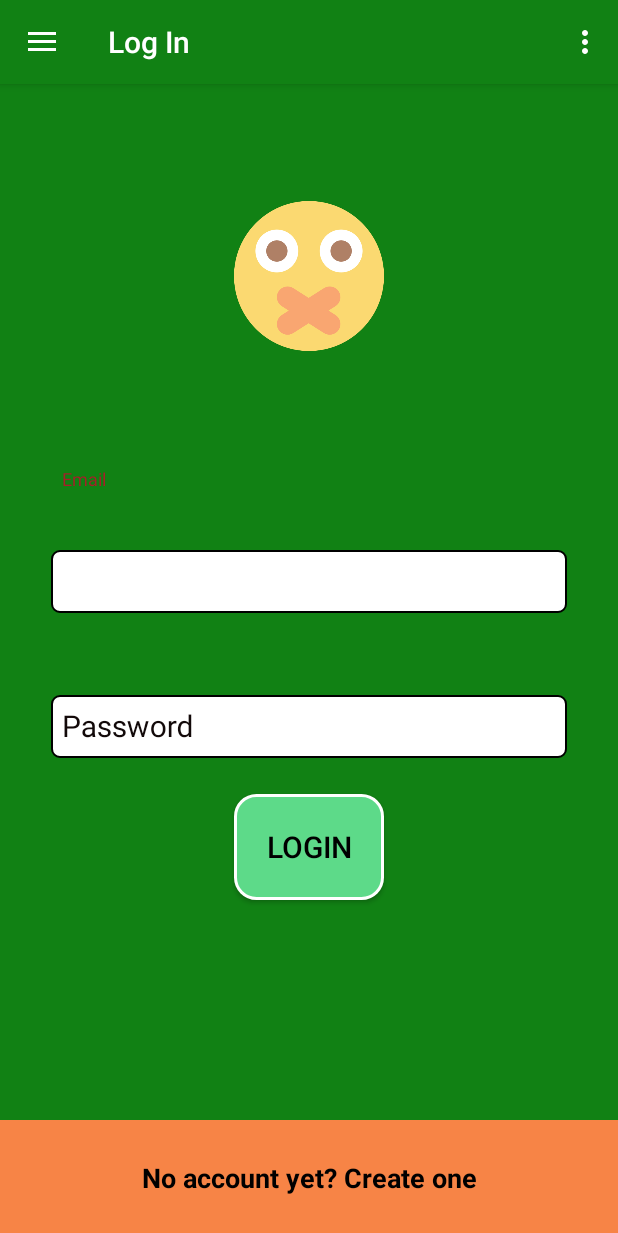
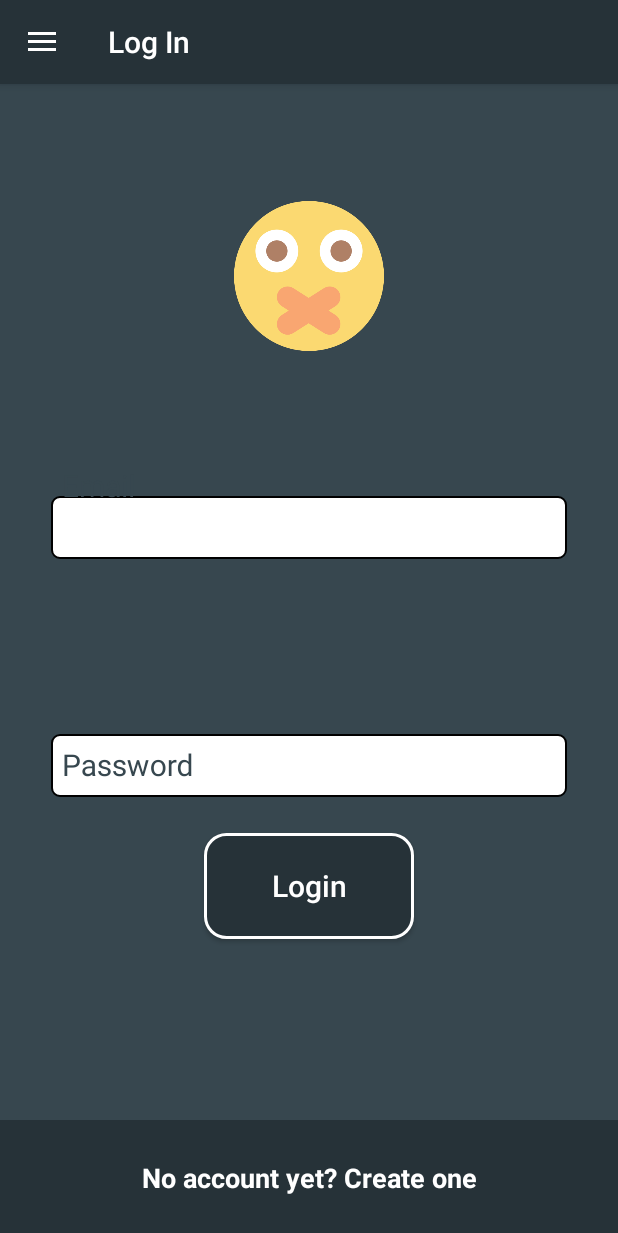
Before and after one commit to Shorif-Uddin-Al-Mahamud/AndroidSecretMessenger, an Android app: the screen it shows after launch (MainActivity), on a phone screen of 412 x 824 dp. Shown: the top 1233 px of the screen. Run offline under Robolectric (Android 15) with nearby library versions, the phone set to English and light mode, and no system bars; our stand-ins replace ButterKnife, Firebase (no records; nobody signed in at launch, a user with empty details on screens opened directly); pictures from the network do not load.

Commit message:
date : 12 July, 2018 time : 11.11 pm

```diff
--- a/app/src/main/res/drawable/btn_bg.xml
+++ b/app/src/main/res/drawable/btn_bg.xml
@@ -4,10 +4,10 @@
     <corners android:radius="14dp" />
     <gradient
         android:angle="45"
-        android:centerColor="#5dda89"
+        android:centerColor="#263238"
         android:centerX="35%"
-        android:endColor="#FF5DDA89"
-        android:startColor="#FF5DDA89"
+        android:endColor="#263238"
+        android:startColor="#263238"
         android:type="linear" />
     <padding
         android:bottom="0dp"
@@ -15,7 +15,7 @@
         android:right="0dp"
         android:top="0dp" />
     <size
-        android:width="100dp"
+        android:width="140dp"
         android:height="40dp" />
 
     <stroke
--- a/app/src/main/res/drawable/edit_text_bg_2.xml
+++ b/app/src/main/res/drawable/edit_text_bg_2.xml
@@ -3,7 +3,7 @@
 <shape xmlns:android="http://schemas.android.com/apk/res/android"
     android:padding="0dp"
     android:shape="rectangle">
-    <solid android:color="#b8ecf9" />
+    <solid android:color="#B0BEC5" />
 
 
     <corners
--- a/app/src/main/res/drawable/ic_send.xml
+++ b/app/src/main/res/drawable/ic_send.xml
@@ -4,6 +4,6 @@
         android:viewportWidth="24.0"
         android:viewportHeight="24.0">
     <path
-        android:fillColor="#df7751"
+        android:fillColor="#ffffff"
         android:pathData="M2.01,21L23,12 2.01,3 2,10l15,2 -15,2z"/>
 </vector>
--- a/app/src/main/res/layout/fragment_log_in.xml
+++ b/app/src/main/res/layout/fragment_log_in.xml
@@ -3,10 +3,9 @@
     xmlns:app="http://schemas.android.com/apk/res-auto"
     android:layout_width="match_parent"
     android:layout_height="match_parent"
-    android:background="@color/colorPrimary"
-    android:weightSum="10"
-    android:orientation="vertical">
-
+    android:background="#37474F"
+    android:orientation="vertical"
+    android:weightSum="10">
 
 
     <LinearLayout
@@ -41,13 +40,14 @@
         <android.support.design.widget.TextInputLayout
             android:layout_width="match_parent"
             android:layout_height="0dp"
-            android:layout_weight="1.5"
+            android:layout_weight="1.7"
             android:clipToPadding="false"
-            android:foregroundTint="#fff"
-            android:gravity="bottom"
-            android:scrollbarSize="60sp"
-            android:textColorHint="#120909"
-            app:counterTextAppearance="@dimen/fab_margin">
+            android:gravity="top"
+            android:minHeight="30dp"
+            android:scrollbarSize="100sp"
+            android:textColorHint="#37474F"
+            app:counterTextAppearance="@dimen/fab_margin"
+            app:hintTextAppearance="@style/TextLabel">
 
 
             <EditText
@@ -61,7 +61,7 @@
                 android:hint="Email"
                 android:inputType="textEmailAddress"
                 android:padding="7sp"
-                android:textColor="#000"
+                android:textColor="#263238"
                 android:textSize="20sp" />
 
 
@@ -71,13 +71,13 @@
         <android.support.design.widget.TextInputLayout
             android:layout_width="match_parent"
             android:layout_height="0dp"
-            android:layout_weight="1.5"
+            android:layout_weight="1.7"
             android:clipToPadding="false"
-            android:foregroundTint="#fff"
             android:gravity="bottom"
-            android:scrollbarSize="60sp"
-            android:textColorHint="#120909"
-            app:counterTextAppearance="@dimen/fab_margin">
+            android:scrollbarSize="100sp"
+            android:textColorHint="#37474F"
+            app:counterTextAppearance="@dimen/fab_margin"
+            app:hintTextAppearance="@style/TextLabel">
 
 
             <EditText
@@ -106,12 +106,12 @@
             android:layout_marginRight="20sp"
             android:layout_marginTop="24dp"
             android:layout_weight="1.1"
+            android:textAllCaps="false"
             android:background="@drawable/btn_bg"
             android:padding="1dp"
             android:text="Login"
-            android:textColor="#000"
+            android:textColor="#fff"
             android:textSize="20sp" />
-
 
 
     </LinearLayout>
@@ -120,8 +120,8 @@
     <LinearLayout
         android:layout_width="match_parent"
         android:layout_height="0dp"
-        android:background="#f78446"
-        android:layout_weight="1">
+        android:layout_weight="1"
+        android:background="#263238">
 
         <TextView
             android:id="@+id/link_signup"
@@ -129,7 +129,7 @@
             android:layout_height="match_parent"
             android:gravity="center"
             android:text="No account yet? Create one"
-            android:textColor="#000"
+            android:textColor="#fff"
             android:textSize="18sp"
             android:textStyle="bold" />
 
--- a/app/src/main/res/menu/activity_main_drawer.xml
+++ b/app/src/main/res/menu/activity_main_drawer.xml
@@ -4,22 +4,44 @@
     tools:showIn="navigation_view">
 
     <group android:checkableBehavior="single">
+
+
+        <item
+            android:id="@+id/nav_profile"
+            android:icon="@drawable/ic_menu_gallery"
+            android:title="Profile" />
+
         <item
             android:id="@+id/nav_chat_list"
             android:icon="@drawable/ic_format_list"
             android:title="Chat" />
-        <item
-            android:id="@+id/nav_profile"
-            android:icon="@drawable/ic_menu_gallery"
-            android:title="Profile" />
+
         <item
             android:id="@+id/nav_sign_in"
             android:icon="@drawable/ic_menu_slideshow"
             android:title="Sign in/Register" />
 
+
+        <item
+            android:id="@+id/nav_secretPass"
+            android:icon="@drawable/ic_menu_slideshow"
+            android:title="Secret Conversation" />
+
+        <item
+            android:id="@+id/nav_sign_out"
+            android:icon="@drawable/ic_menu_slideshow"
+            android:title="Log out" />
+
+
+        <item
+            android:id="@+id/nav_exit"
+            android:icon="@drawable/ic_menu_slideshow"
+            android:title="Exit" />
+
+
     </group>
 
-    <item android:title="Communicate">
+   <!-- <item android:title="Communicate">
         <menu>
             <item
                 android:id="@+id/nav_share"
@@ -30,6 +52,6 @@
                 android:icon="@drawable/ic_menu_send"
                 android:title="Send" />
         </menu>
-    </item>
+    </item>-->
 
 </menu>
--- a/app/src/main/res/values/colors.xml
+++ b/app/src/main/res/values/colors.xml
@@ -1,6 +1,6 @@
 <?xml version="1.0" encoding="utf-8"?>
 <resources>
-    <color name="colorPrimary">#118114</color>
-    <color name="colorPrimaryDark">#47A64A</color>
-    <color name="colorAccent">#a71e29</color>
+    <color name="colorPrimary">#263238</color>
+    <color name="colorPrimaryDark">#000000</color>
+    <color name="colorAccent">#118114</color>
 </resources>
--- a/app/src/main/res/values/styles.xml
+++ b/app/src/main/res/values/styles.xml
@@ -17,4 +17,8 @@
 
     <style name="AppTheme.PopupOverlay" parent="ThemeOverlay.AppCompat.Light" />
 
+    <style name="TextLabel">
+        <item name="android:textSize">20sp</item>
+    </style>
+
 </resources>
```
Also changed, not shown: app/src/main/java/com/example/my_pc/secretmessenger/activity/BaseActivity.java (+40 -1 lines), app/src/main/java/com/example/my_pc/secretmessenger/activity/ChatActivity.java (+48 -32 lines), app/src/main/java/com/example/my_pc/secretmessenger/activity/MainActivity.java (+13 -5 lines), app/src/main/java/com/example/my_pc/secretmessenger/utility/InternetChecker.java (deleted, +0 -29 lines), app/src/main/java/com/example/my_pc/secretmessenger/utility/MySnackbar.java (deleted, +0 -39 lines), app/src/main/res/drawable/rounded_background.xml (added, +14 -0 lines), app/src/main/res/drawable/rounded_background2.xml (added, +20 -0 lines), app/src/main/res/drawable/rounded_background3.xml (added, +22 -0 lines), app/src/main/res/layout/activity_chat.xml (+7 -6 lines), app/src/main/res/drawable/secret_logo.png (added).
